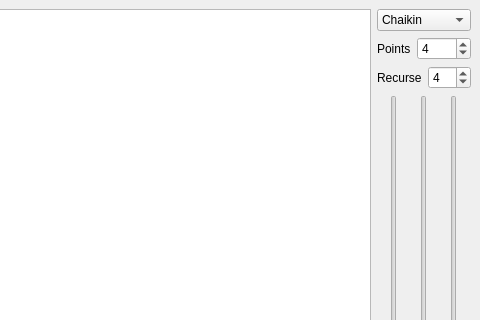
Old version of the form MainWindow.ui in the repository faalbers/CurvePlot; both pictures show x 470 to 950 and y 0 to 320 of the 950 by 731 pixel window.
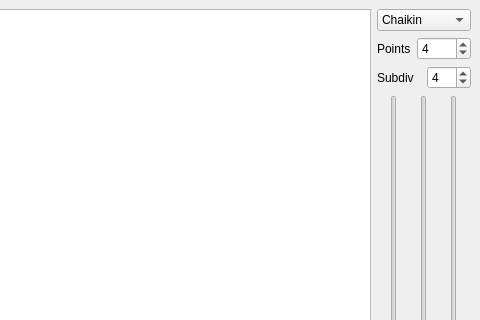
New version of the form.

What changed in the file:
```diff
--- a/MainWindow.ui
+++ b/MainWindow.ui
@@ -75,7 +75,7 @@
         <item>
          <widget class="QLabel" name="label_2">
           <property name="text">
-           <string>Recurse</string>
+           <string>Subdiv</string>
           </property>
          </widget>
         </item>
```
Left out of the diff: 10 changed lines with no effect on the pictures.
